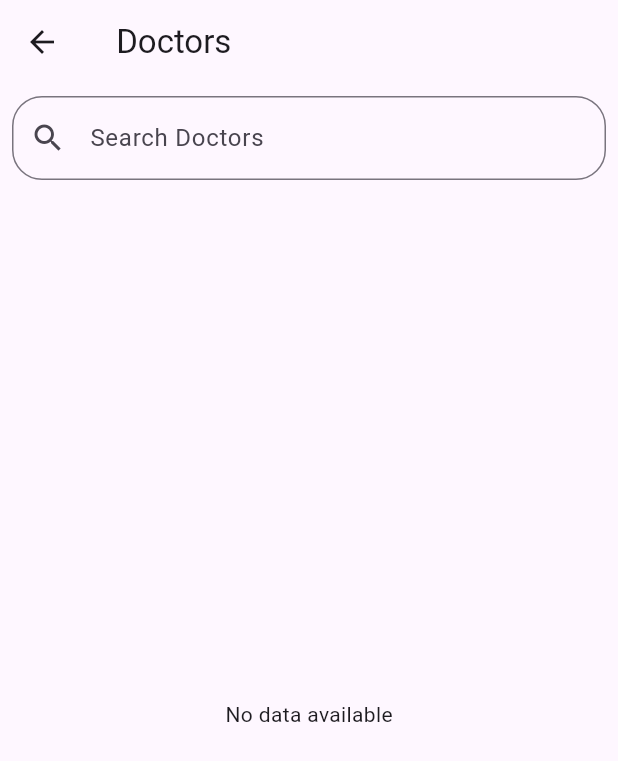
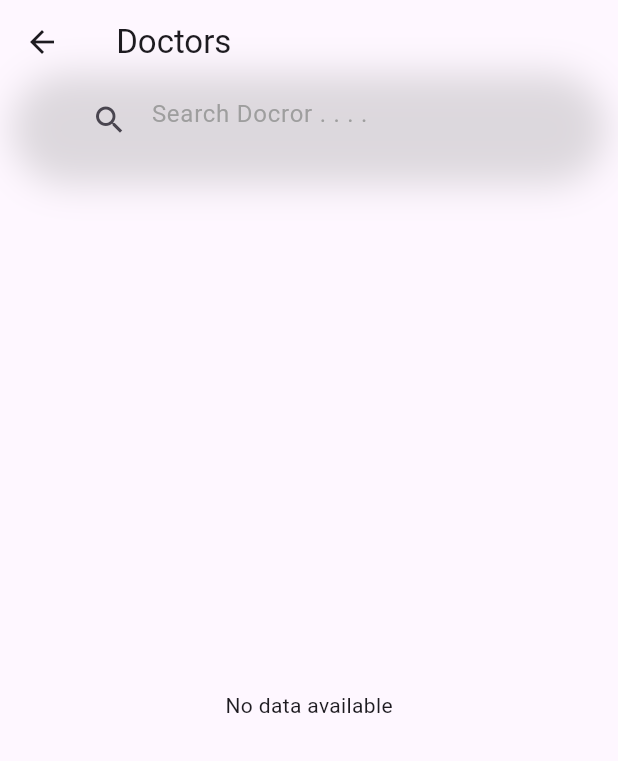
Before and after one commit to asifahamed112/DocRater, a Flutter app: the DrList screen opened directly with empty values, on a phone screen of 412 x 824 dp. Shown: the top 761 px of the screen. Run offline on Flutter 3.47's test engine with Material 3 defaults, Android fonts, the phone set to English and light mode, and no system bars; our stand-ins replace cloud_firestore, firebase_auth, firebase_core; accounts and stored records are empty.

Commit message:
Day 15 *new categories and search bar designs were added..

```diff
--- a/lib/DrList.dart
+++ b/lib/DrList.dart
@@ -150,8 +150,25 @@ class _DrListState extends State<DrList> {
       ),
       body: Column(
         children: [
+          Opacity(opacity: .1),
           Padding(
-            padding: const EdgeInsets.all(8.0),
+              padding: const EdgeInsets.symmetric(horizontal: 15),
+              child: Container(
+                padding: EdgeInsets.symmetric(horizontal: 34),
+                height: 60,
+                width: double.infinity,
+                decoration: BoxDecoration(
+                  borderRadius: BorderRadius.circular(100),
+                  boxShadow: [
+                    BoxShadow(
+                      color: Colors.grey.withOpacity(.35),
+                      spreadRadius: 7,
+                      blurRadius: 20,
+                      blurStyle: BlurStyle.normal,
+                      offset: Offset(0, 0),
+                    ),
+                  ],
+                ),
                 child: TextField(
                   onChanged: (value) {
                     setState(() {
@@ -159,14 +176,13 @@ class _DrListState extends State<DrList> {
                     });
                   },
                   decoration: InputDecoration(
-                hintText: 'Search Doctors',
                     prefixIcon: Icon(Icons.search),
-                border: OutlineInputBorder(
-                  borderRadius: BorderRadius.circular(20.0),
+                    hintText: 'Search Docror . . . .',
+                    hintStyle: TextStyle(color: Colors.grey),
+                    border: InputBorder.none,
                   ),
                 ),
-            ),
-          ),
+              )),
           Expanded(
             child: StreamBuilder(
               stream: FirebaseFirestore.instance
```
Also changed, not shown: lib/AddDoctorScreen.dart (+5 -5 lines), lib/HomeView.dart (+45 -5 lines). Lines whose indentation alone changed are shown as unchanged.
